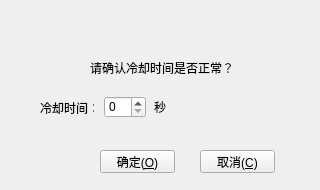
Qt form coolingtimewidget.ui (MrXiaomao/Cu_Activation) before a commit.
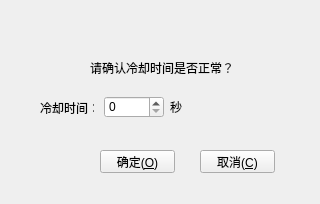
The same form after that commit. Icons and pictures are not drawn.

```diff
--- a/coolingtimewidget.ui
+++ b/coolingtimewidget.ui
@@ -7,7 +7,7 @@
     <x>0</x>
     <y>0</y>
     <width>320</width>
-    <height>190</height>
+    <height>204</height>
    </rect>
   </property>
   <property name="windowTitle">
@@ -65,15 +65,18 @@
     <rect>
      <x>104</x>
      <y>96</y>
-     <width>42</width>
+     <width>60</width>
      <height>22</height>
     </rect>
    </property>
+   <property name="maximum">
+    <number>999999</number>
+   </property>
   </widget>
   <widget class="QLabel" name="label_4">
    <property name="geometry">
     <rect>
-     <x>154</x>
+     <x>170</x>
      <y>101</y>
      <width>20</width>
      <height>12</height>
```
Left out of the diff: 7 changed lines with no effect on the pictures.
